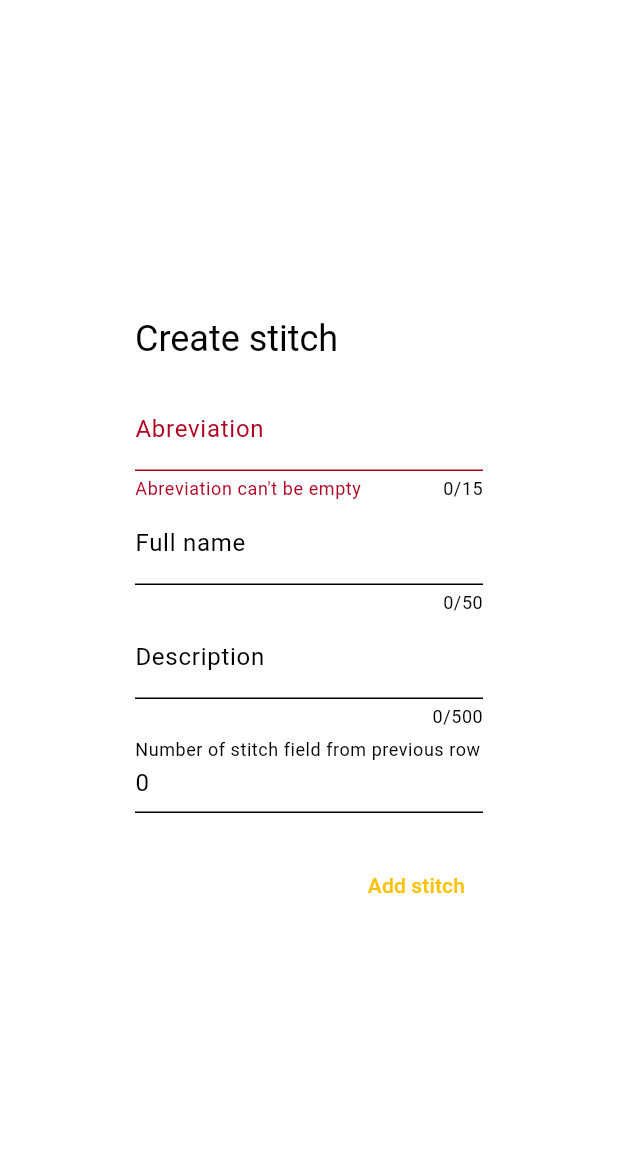
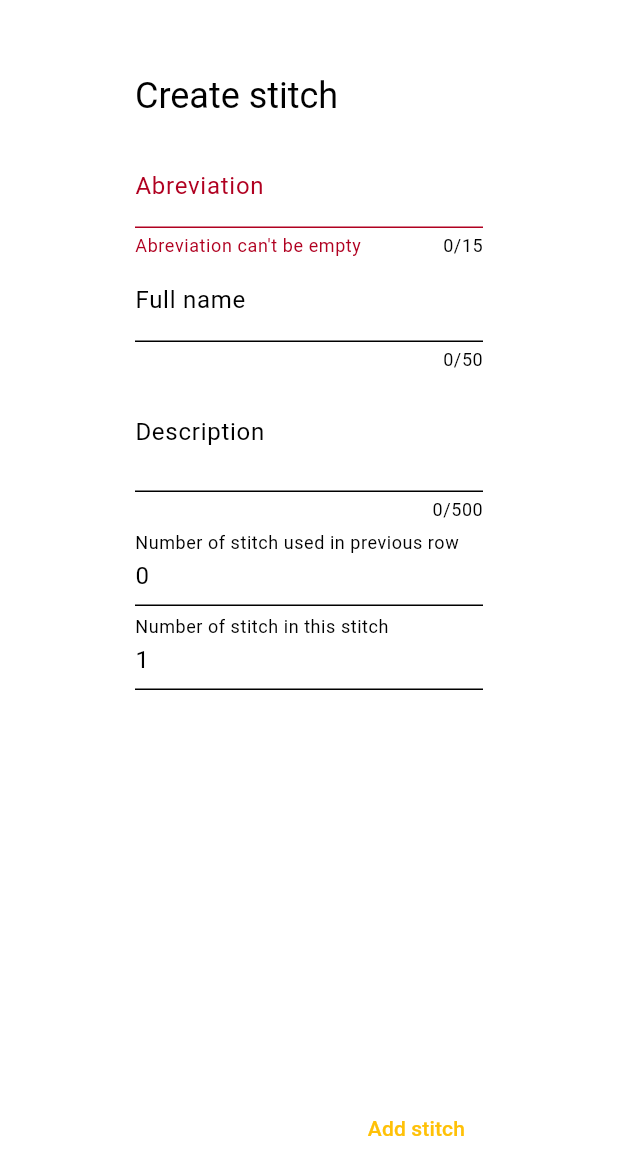
Before and after one commit to llevasse/craftStash, a Flutter app: the NewStitchDialog widget shown alone on an empty page, opened directly, after a tap on "Add stitch", on a phone screen of 412 x 824 dp. Shown: the top 1175 px of the screen. Run offline on Flutter 3.47's test engine with Material 3 defaults, Android fonts, the phone set to English and light mode, and no system bars; our stand-ins replace file_picker, flutter_colorpicker, lucide_icons_flutter, package_info_plus, permission_handler and 1 more; missing offline and left inert: dart:ffi; accounts and stored records are empty.

Commit message:
[fix|feat] fix issue #15, added field in new stitch dialog to fill 'created stitch nunber' (default : 1)

```diff
--- a/lib/ui/core/widgets/dialogs/new_stitch_dialog.dart
+++ b/lib/ui/core/widgets/dialogs/new_stitch_dialog.dart
@@ -19,10 +19,12 @@ class _NewStitchDialogState extends State<NewStitchDialog> {
   String? fullName;
   String? description;
   late int fillXStitches;
+  late int createXStitches;
 
   @override
   void initState() {
     fillXStitches = widget.base?.nbStsTaken ?? 0;
+    createXStitches = widget.base?.stitchNb ?? 1;
   }
 
   Widget _createAbreviationInput() {
@@ -60,7 +62,7 @@ class _NewStitchDialogState extends State<NewStitchDialog> {
     return TextFormField(
       decoration: InputDecoration(label: Text("Description")),
       maxLines: 5,
-      minLines: 1,
+      minLines: 2,
       maxLength: 500,
       initialValue: widget.base?.description,
       validator: (value) {
@@ -75,7 +77,7 @@ class _NewStitchDialogState extends State<NewStitchDialog> {
   Widget _createStitchFillNumberInput() {
     return TextFormField(
       decoration: InputDecoration(
-        label: Text("Number of stitch field from previous row"),
+        label: Text("Number of stitch used in previous row"),
       ),
       initialValue: fillXStitches.toString(),
       keyboardType: TextInputType.number,
@@ -87,6 +89,25 @@ class _NewStitchDialogState extends State<NewStitchDialog> {
       },
       onSaved: (newValue) {
         fillXStitches = int.tryParse((newValue!.trim())) ?? 0;
+      },
+    );
+  }
+
+  Widget _createStitchCreateNumberInput() {
+    return TextFormField(
+      decoration: InputDecoration(
+        label: Text("Number of stitch in this stitch"),
+      ),
+      initialValue: createXStitches.toString(),
+      keyboardType: TextInputType.number,
+      validator: (value) {
+        if (value == null || int.tryParse(value) == null) {
+          return "Value must be a valid number";
+        }
+        return null;
+      },
+      onSaved: (newValue) {
+        createXStitches = int.tryParse((newValue!.trim())) ?? 0;
       },
     );
   }
@@ -122,6 +143,7 @@ class _NewStitchDialogState extends State<NewStitchDialog> {
               name: fullName,
               description: description,
               nbStsTaken: fillXStitches,
+              stitchNb: createXStitches,
             );
             if (widget.base == null) {
               await StitchRepository().insertStitch(s);
@@ -145,15 +167,18 @@ class _NewStitchDialogState extends State<NewStitchDialog> {
       title: Text(widget.base == null ? "Create stitch" : "Edit stitch"),
       content: Form(
         key: _formKey,
-        child: Column(
-          mainAxisSize: MainAxisSize.min,
+        child: ListView(
           children: [
             _createAbreviationInput(),
             _createFullNameInput(),
             _createDescriptionInput(),
             _createStitchFillNumberInput(),
+            _createStitchCreateNumberInput(),
           ],
         ),
+        // child: Column(
+        //   mainAxisSize: MainAxisSize.min,
+        // ),
       ),
       actions: actions(),
     );
```
